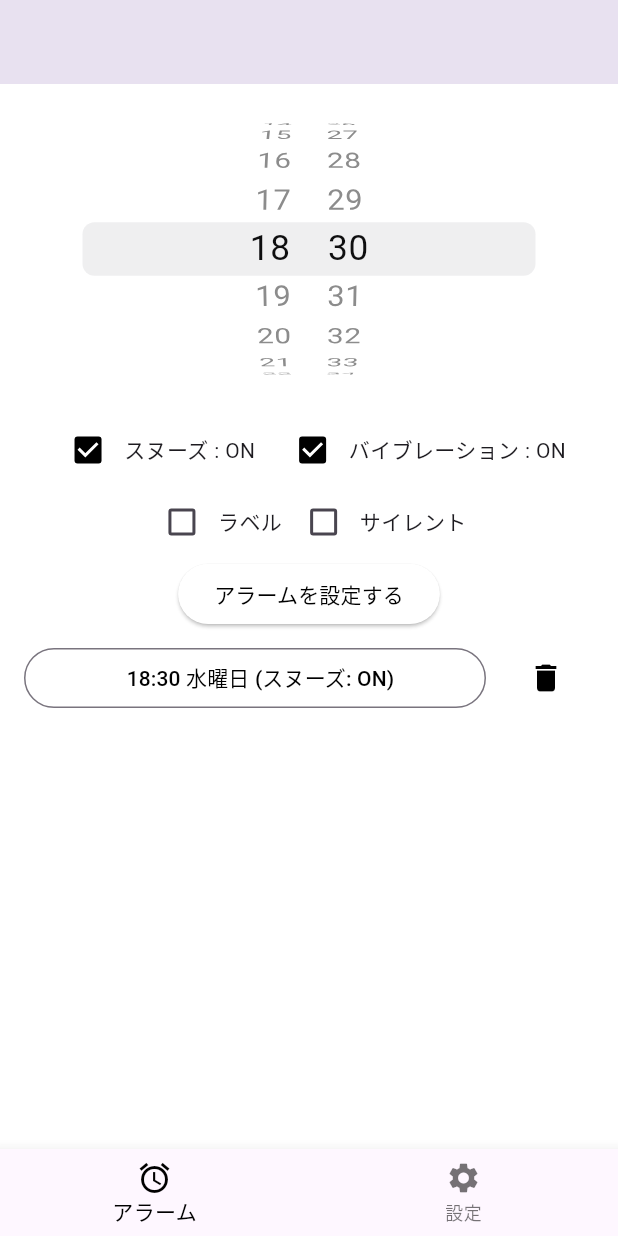
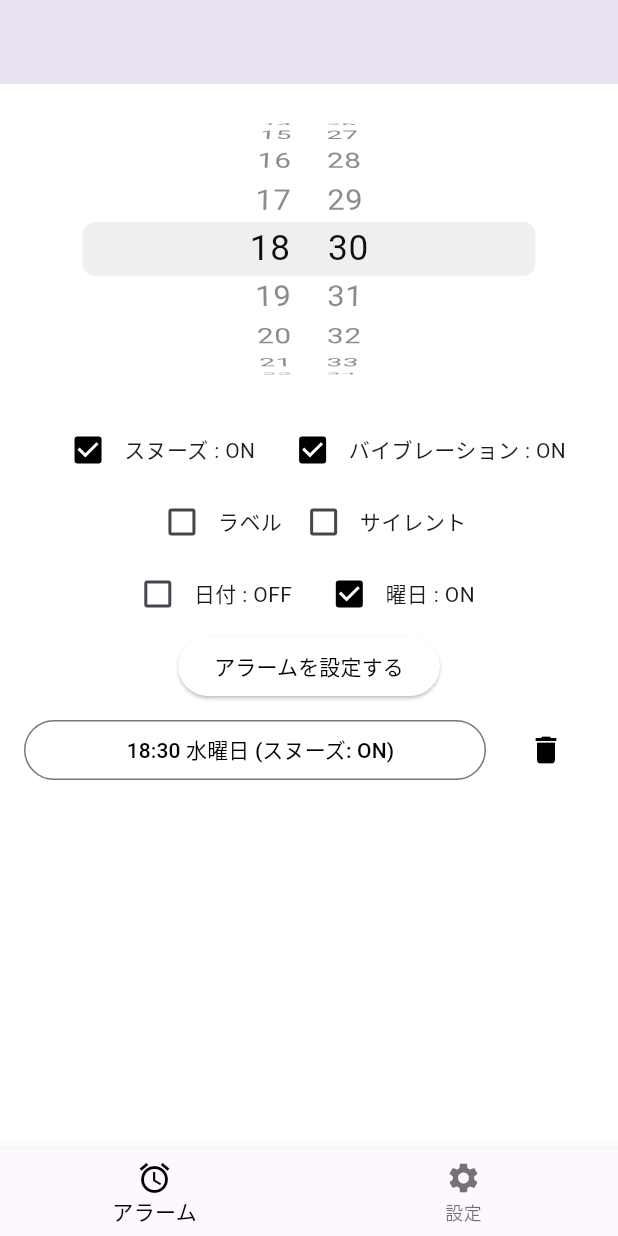
Before and after one commit to motigaeru/My.alarm, a Flutter app: the screen it shows after launch, scrolled down 576 dp, after a tap on "アラームを設定する", on a phone screen of 412 x 824 dp. Run offline on Flutter 3.47's test engine with Material 3 defaults, Android fonts, the phone set to English and light mode, and no system bars; our stand-ins replace audioplayers, cloud_firestore, firebase_auth, firebase_core, flutter_local_notifications, vibration; missing offline and left inert: workmanager; accounts and stored records are empty.

Commit message:
今日の分

```diff
--- a/lib/main.dart
+++ b/lib/main.dart
@@ -18,7 +18,8 @@ import 'package:flutter/cupertino.dart';
 import 'package:flutter/services.dart';
 import 'package:vibration/vibration.dart';
 import 'package:flutter_local_notifications/flutter_local_notifications.dart';
-
+import 'package:intl/intl.dart';
+import 'package:flutter/cupertino.dart';
 
 void callbackDispatcher() {
   Workmanager().executeTask((task, inputData) {
@@ -31,7 +32,7 @@ final FlutterLocalNotificationsPlugin flutterLocalNotificationsPlugin =
    FlutterLocalNotificationsPlugin();
 
 void main() async {
-
+  DateTime today = DateTime.now();
   WidgetsFlutterBinding.ensureInitialized();
   await Firebase.initializeApp(
     options: DefaultFirebaseOptions.currentPlatform,
@@ -103,8 +104,29 @@ class _ClockTimerState extends State<ClockTimer> {
   bool vibration = true;
   bool raberu = false;
   bool Silent = false;
+  bool _showDatePicker = false;
   int _currentIndex = 0;
   Timer? _alarmTimer;
+  DateTime today = DateTime.now();
+  DateTime _selectedDate = DateTime.now();
+
+
+  Future<void> _selectDate(BuildContext context) async {
+  DateTime? picked = await showDatePicker(
+    context: context,
+    initialDate: _selectedDate,
+    firstDate: DateTime.now(),
+    lastDate: DateTime(2101),
+  );
+
+  if (picked != null && picked != _selectedDate) {
+    setState(() {
+      _selectedDate = picked;
+
+      _selectedAlarmTime = DateFormat('MM/dd EEEE', 'ja').format(picked);
+    });
+  }
+}
 
   Future<void> setNotification(title,text) async {
  const DarwinNotificationDetails iosDetails =
@@ -188,7 +210,7 @@ class _ClockTimerState extends State<ClockTimer> {
 
 
 
-  void _onTimer(Timer timer,) {
+  void _onTimer(Timer timer) {
   var now = DateTime.now();
   var dateFormat = DateFormat('HH:mm:ss EEEE', 'ja');
   var timeString = dateFormat.format(now);
@@ -196,13 +218,18 @@ class _ClockTimerState extends State<ClockTimer> {
   setState(() {
     _time = timeString;
   });
+
   for (int i = 0; i < taimList.length; ++i) {
     var alarmTime = DateFormat("HH:mm EEEE", 'ja').parse(taimList[i].time);
-      if (now.hour == alarmTime.hour && now.minute == alarmTime.minute) {
+
+
+    if (_showDatePicker && now.year == _selectedDate.year && now.month == _selectedDate.month && now.day == _selectedDate.day &&
+        now.hour == alarmTime.hour && now.minute == alarmTime.minute) {
       if (!taimList[i].silent) {
           if (taimList[i].snooze) {
             audioPlayer.play(AssetSource(MP3));
             print(taimList[i].label);
+            print('日月火水木金土'[today.weekday]);
             setNotification(taimList[i].label.isNotEmpty ? taimList[i].label : 'アラーム', ' ${now.hour}:${now.minute}');
             _setSnoozeAlarm(taimList[i]);
             _removeAlarmFromDatabase(taimList[i]);
@@ -210,26 +237,29 @@ class _ClockTimerState extends State<ClockTimer> {
           }
           if (!taimList[i].snooze) {
             audioPlayer.play(AssetSource(MP3));
-
+            setNotification(taimList[i].label.isNotEmpty ? taimList[i].label : 'アラーム', ' ${now.hour}:${now.minute}');
             _removeAlarmFromDatabase(taimList[i]);
             taimList.removeAt(i);
+            print('日月火水木金土'[today.weekday]);
           }
         }
         if (taimList[i].silent) {
           if (taimList[i].snooze) {
 
-
+            setNotification(taimList[i].label.isNotEmpty ? taimList[i].label : 'アラーム', ' ${now.hour}:${now.minute}');
             _setSnoozeAlarm(taimList[i]);
             _removeAlarmFromDatabase(taimList[i]);
             taimList.removeAt(i);
             print('沈黙中');
+            print('日月火水木金土'[today.weekday]);
           }
           if (!taimList[i].snooze) {
 
-
+            setNotification(taimList[i].label.isNotEmpty ? taimList[i].label : 'アラーム', ' ${now.hour}:${now.minute}');
             _removeAlarmFromDatabase(taimList[i]);
             taimList.removeAt(i);
             print('沈黙中');
+            print('日月火水木金土'[today.weekday]);
           }
         }
         if (taimList[i].vibration) {
@@ -438,14 +468,52 @@ class _ClockTimerState extends State<ClockTimer> {
                       Text(Silent ? "サイレント " : "サイレント "),
                     ],
                   ),
+                  Row(
+                    mainAxisAlignment: MainAxisAlignment.center,
+                    children: [
+                      Checkbox(
+                        value: _showDatePicker,
+                        onChanged: (value) {
+                          setState(() {
+                            _showDatePicker = value!;
+                          });
+
+                          if (_showDatePicker) {
+                            _selectDate(context);
+                          }
+                        },
+                        activeColor: Colors.black,
+                      ),
+                      SizedBox(
+                        height: 10,
+                      ),
+                      Text(_showDatePicker ? "$_selectedAlarmTime" : "日付 : OFF　"),
+                      Checkbox(
+                        value: snooze,
+                        onChanged: (value) {
+                          setState(() {
+
+                          });
+                        },
+                        activeColor: Colors.black,
+                      ),
+                      SizedBox(
+                        height: 10,
+                      ),
+                      Text(snooze ? "曜日 : ON　" : "曜日 : OFF　"),
+                    ],
+                  ),
                   ElevatedButton(
-                    onPressed: () {
+                    onPressed: () async {
                       if (_selectedAlarmTime.isNotEmpty) {
+
                           _setAlarm();
                           print('$_selectedAlarmTime にアラームを設定しました');
                           print('$taimList');
                           raberu = false;
                           Silent = false;
+                          _showDatePicker = false;
+
                       } else {
                         print("アラーム時刻を選択してください");
                       }
```
Lines whose indentation alone changed are shown as unchanged.
